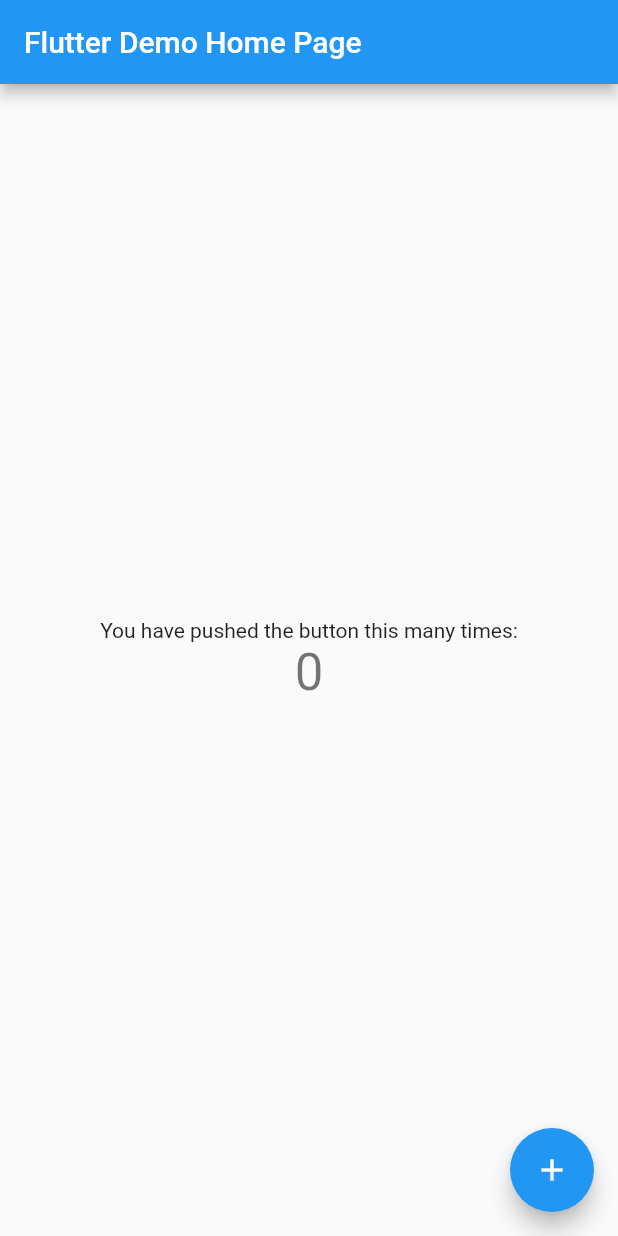
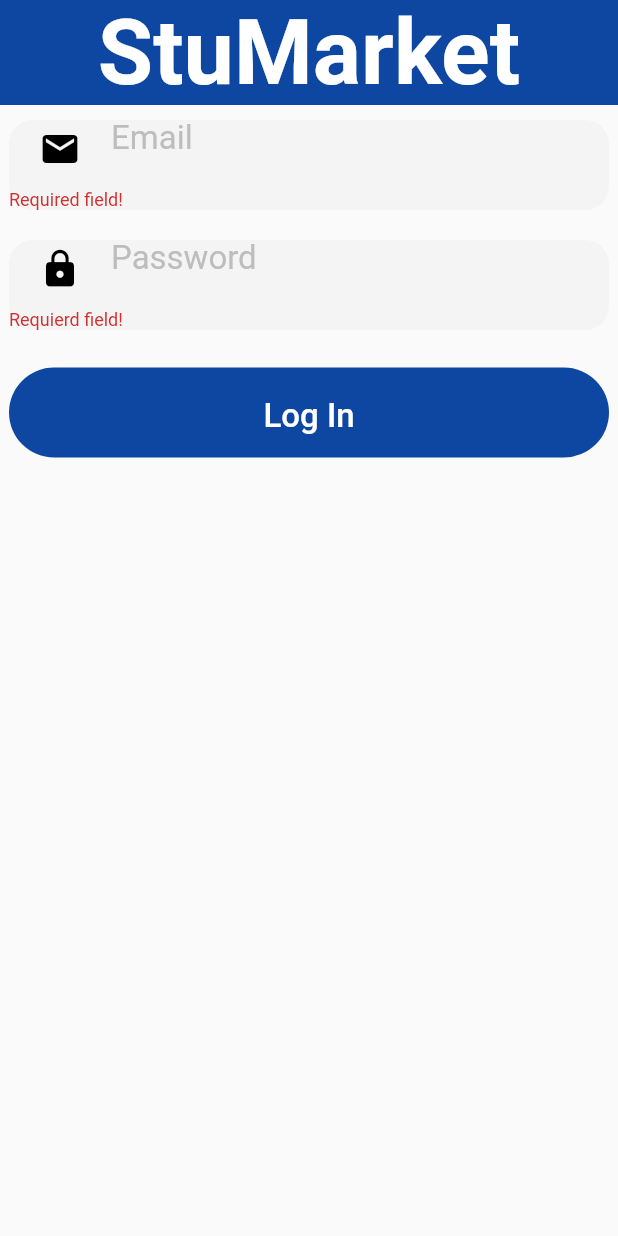
Before and after one commit to KINGPINS-WITS/kingpinssdp, a Flutter app: the screen it shows after launch, on a phone screen of 412 x 824 dp. Run offline on Flutter 3.47's test engine with Material 2 defaults, Android fonts, the phone set to English and light mode, and no system bars; our stand-ins replace form_field_validator.

Commit message:
Login
initial login commit
-UI, functionality, widget test
-must add buttons for registration, google login
-navigate to homepage when completed

```diff
--- /dev/null
+++ b/lib/current_user.dart
@@ -0,0 +1,12 @@
+class CurrentUser{
+  static String email = "";
+  static String firstName = "";
+  static String lastName = "";
+  static String funds = "";
+  static String image = "";
+
+  static void logToConsole()
+  {
+    print("email=$email, firstName=$firstName, lastName=$lastName, funds=$funds, image=$image");
+  }
+}
--- a/lib/main.dart
+++ b/lib/main.dart
@@ -1,113 +1,28 @@
+// ignore_for_file: prefer_const_constructors
+
 import 'package:flutter/material.dart';
+import 'screens/screens.dart';
 
-void main() {
-  runApp(MyApp());
-}
+void main() => runApp(MyApp());
 
 class MyApp extends StatelessWidget {
+  const MyApp({Key? key}) : super(key: key);
+
   // This widget is the root of your application.
   @override
   Widget build(BuildContext context) {
     return MaterialApp(
-      title: 'Flutter Demo',
+      title: 'StuMarket',
       theme: ThemeData(
-        // This is the theme of your application.
-        //
-        // Try running your application with "flutter run". You'll see the
-        // application has a blue toolbar. Then, without quitting the app, try
-        // changing the primarySwatch below to Colors.green and then invoke
-        // "hot reload" (press "r" in the console where you ran "flutter run",
-        // or simply save your changes to "hot reload" in a Flutter IDE).
-        // Notice that the counter didn't reset back to zero; the application
-        // is not restarted.
+
         primarySwatch: Colors.blue,
+        visualDensity: VisualDensity.adaptivePlatformDensity,
       ),
-      home: MyHomePage(title: 'Flutter Demo Home Page'),
+      initialRoute: '/',
+      routes: {
+        '/': (context) => LoginPage(),
+        '/login': (context) => LoginPage(),
+      },
     );
   }
 }
-
-class MyHomePage extends StatefulWidget {
-  MyHomePage({Key? key, required this.title}) : super(key: key);
-
-  // This widget is the home page of your application. It is stateful, meaning
-  // that it has a State object (defined below) that contains fields that affect
-  // how it looks.
-
-  // This class is the configuration for the state. It holds the values (in this
-  // case the title) provided by the parent (in this case the App widget) and
-  // used by the build method of the State. Fields in a Widget subclass are
-  // always marked "final".
-
-  final String title;
-
-  @override
-  _MyHomePageState createState() => _MyHomePageState();
-}
-
-class _MyHomePageState extends State<MyHomePage> {
-  int _counter = 0;
-
-  void _incrementCounter() {
-    setState(() {
-      // This call to setState tells the Flutter framework that something has
-      // changed in this State, which causes it to rerun the build method below
-      // so that the display can reflect the updated values. If we changed
-      // _counter without calling setState(), then the build method would not be
-      // called again, and so nothing would appear to happen.
-      _counter++;
-    });
-  }
-
-  @override
-  Widget build(BuildContext context) {
-    // This method is rerun every time setState is called, for instance as done
-    // by the _incrementCounter method above.
-    //
-    // The Flutter framework has been optimized to make rerunning build methods
-    // fast, so that you can just rebuild anything that needs updating rather
-    // than having to individually change instances of widgets.
-    return Scaffold(
-      appBar: AppBar(
-        // Here we take the value from the MyHomePage object that was created by
-        // the App.build method, and use it to set our appbar title.
-        title: Text(widget.title),
-      ),
-      body: Center(
-        // Center is a layout widget. It takes a single child and positions it
-        // in the middle of the parent.
-        child: Column(
-          // Column is also a layout widget. It takes a list of children and
-          // arranges them vertically. By default, it sizes itself to fit its
-          // children horizontally, and tries to be as tall as its parent.
-          //
-          // Invoke "debug painting" (press "p" in the console, choose the
-          // "Toggle Debug Paint" action from the Flutter Inspector in Android
-          // Studio, or the "Toggle Debug Paint" command in Visual Studio Code)
-          // to see the wireframe for each widget.
-          //
-          // Column has various properties to control how it sizes itself and
-          // how it positions its children. Here we use mainAxisAlignment to
-          // center the children vertically; the main axis here is the vertical
-          // axis because Columns are vertical (the cross axis would be
-          // horizontal).
-          mainAxisAlignment: MainAxisAlignment.center,
-          children: <Widget>[
-            Text(
-              'You have pushed the button this many times:',
-            ),
-            Text(
-              '$_counter',
-              style: Theme.of(context).textTheme.headline4,
-            ),
-          ],
-        ),
-      ),
-      floatingActionButton: FloatingActionButton(
-        onPressed: _incrementCounter,
-        tooltip: 'Increment',
-        child: Icon(Icons.add),
-      ), // This trailing comma makes auto-formatting nicer for build methods.
-    );
-  }
-}
--- /dev/null
+++ b/lib/screens/login_page.dart
@@ -0,0 +1,204 @@
+// ignore_for_file: prefer_const_constructors, prefer_const_literals_to_create_immutables
+
+import 'dart:convert';
+import 'package:flutter/material.dart';
+import 'package:http/http.dart' as http;
+import 'dart:async';
+import 'package:form_field_validator/form_field_validator.dart';
+import 'package:kingpinssdp/current_user.dart';
+
+class LoginPage extends StatefulWidget{
+  const LoginPage({Key? key}) : super(key: key);
+  @override
+  LoginPageState createState() => LoginPageState();
+}
+
+
+class LoginPageState extends State<LoginPage>{
+
+  GlobalKey<FormState> formkey = GlobalKey<FormState>();
+  TextEditingController emailController = TextEditingController();
+  TextEditingController passwordController = TextEditingController();
+
+  Future<void> _showMyDialog() async {
+  return showDialog<void>(
+    context: context,
+    barrierDismissible: false, // user must tap button!
+    builder: (BuildContext context) {
+      return AlertDialog(
+        title: const Text('Login Failed'),
+        content: SingleChildScrollView(
+          child: ListBody(
+            children: const <Widget>[
+              Text('Invalid login details provided, Try again!'),
+            ],
+          ),
+        ),
+        actions: <Widget>[
+          TextButton(
+            child: const Text('Okay'),
+            onPressed: () {
+              Navigator.of(context).pop();
+            },
+          ),
+        ],
+      );
+    },
+  );
+}
+
+  Future<String> login(String email, String password) async {
+
+    var url = "https://lamp.ms.wits.ac.za/home/s2280727/kingpins/login.php?email=$email&password=$password";
+    final res = await http.post(
+      Uri.parse(url),
+      );
+
+    var response = res.body;
+    if(response != "Invalid login details!"){
+      var userDetails = jsonDecode(response);
+      CurrentUser.email = userDetails["email"];
+      CurrentUser.firstName = userDetails["firstname"];
+      CurrentUser.lastName = userDetails["lastname"];
+      CurrentUser.funds = userDetails["funds"];
+      CurrentUser.image = userDetails["image"];
+
+      // goto homepage
+      // Navigator.push(context, MaterialPageRoute(builder: (context) => HomePage()),);
+      return "Successful";
+    }
+
+    _showMyDialog();
+    return "Unsuccessful";
+
+  }
+
+  @override
+  Widget build(BuildContext context) {
+    return Scaffold(
+          backgroundColor: Colors.grey[50],
+          body: Column(
+            children: [
+              Container(
+
+                color: Colors.blue[900],
+                child: Center(
+                  child: Text(
+                    'StuMarket',
+                    style: TextStyle(
+                        color: Colors.white,
+                        fontSize: 60,
+                        fontWeight: FontWeight.bold),
+                  ),
+                ),
+              ),
+              Form(
+                key: formkey,
+                autovalidateMode: AutovalidateMode.always,
+                child: Column(
+                  crossAxisAlignment: CrossAxisAlignment.end,
+                  children: [
+                    Padding(
+                      padding: const EdgeInsets.symmetric(vertical: 10.0),
+                      child: Container(
+                        height: 60,
+                        width: 400,
+                        decoration: BoxDecoration(
+                          color: Colors.grey[200]!.withOpacity(0.5),
+                          borderRadius: BorderRadius.circular(16),
+                        ),
+                        child: Center(
+                          child: TextFormField(
+                            key: Key("EmailField"),
+                            controller: emailController,
+                            validator: MultiValidator(
+                              [
+                                RequiredValidator(errorText: "Required field!"),
+                                EmailValidator(errorText: "Invalid email address!"),
+                              ]
+                            ),
+                            decoration: InputDecoration(
+                              border: InputBorder.none,
+                              prefixIcon: Padding(
+                                padding: const EdgeInsets.symmetric(horizontal: 20.0),
+                                child: Icon(
+                                  Icons.mail,
+                                  size: 28,
+                                  color: Colors.black,
+                                ),
+                              ),
+                              hintText: "Email",
+                              hintStyle: TextStyle(fontSize: 22, color: Colors.grey[400], height: 1.5),
+                            ),
+                            style: TextStyle(fontSize: 22, color: Colors.black, height: 1.5),
+                            keyboardType: TextInputType.emailAddress,
+                            textInputAction: TextInputAction.next
+                          ),
+                        ),
+                      ),
+                    ),
+                    Padding(
+                      padding: const EdgeInsets.symmetric(vertical: 10.0),
+                      child: Container(
+                        height: 60,
+                        width: 400,
+                        decoration: BoxDecoration(
+                          color: Colors.grey[200]!.withOpacity(0.5),
+                          borderRadius: BorderRadius.circular(16),
+                        ),
+                        child: Center(
+                          child: TextFormField(
+                            key: Key("PasswordField"),
+                            controller: passwordController,
+                            validator: RequiredValidator(errorText: "Requierd field!"),
+                            decoration: InputDecoration(
+                              border: InputBorder.none,
+                              prefixIcon: Padding(
+                                padding: const EdgeInsets.symmetric(horizontal: 20.0),
+                                child: Icon(
+                                  Icons.lock,
+                                  size: 28,
+                                  color: Colors.black,
+                                ),
+                              ),
+                              hintText: "Password",
+                              hintStyle: TextStyle(fontSize: 22, color: Colors.grey[400], height: 1.5),
+                            ),
+                            obscureText: true,
+                            style: TextStyle(fontSize: 22, color: Colors.black, height: 1.5),
+                            keyboardType: TextInputType.text,
+                          ),
+                        ),
+                      ),
+                    ),
+                    Container(
+                      margin: EdgeInsets.symmetric(vertical:15, horizontal:0 ),
+                      child: Container(
+                              height: 60,
+                              width: 400,
+                              decoration: BoxDecoration(
+                                borderRadius: BorderRadius.circular(40),
+                                color: Colors.blue[900],
+                              ),
+                              child: TextButton(
+                                key: Key("LoginButton"),
+                                onPressed: () {
+                                  if(formkey.currentState!.validate()){
+                                    login(emailController.text,passwordController.text);
+                                  }
+                                },
+                                child: Text(
+                                  "Log In",
+                                  style: const TextStyle(fontSize: 22, color: Colors.white, height: 1.5),
+                                ),
+                              ),
+                            ),
+                    ),
+                  ],
+                ),
+              ),
+            ],
+          ),
+        );
+  }
+}
--- /dev/null
+++ b/lib/screens/screens.dart
@@ -0,0 +1 @@
+export 'login_page.dart';
```
Also changed, not shown: pubspec.yaml (+21 -6 lines), pubspec.lock, 2 other files.
